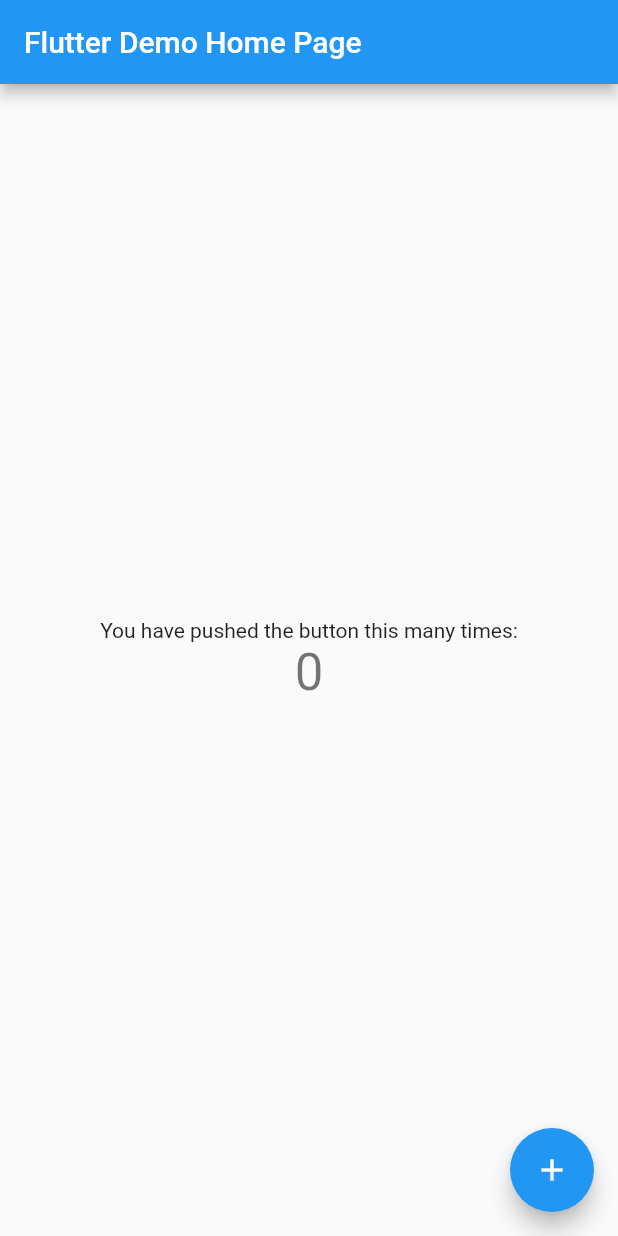
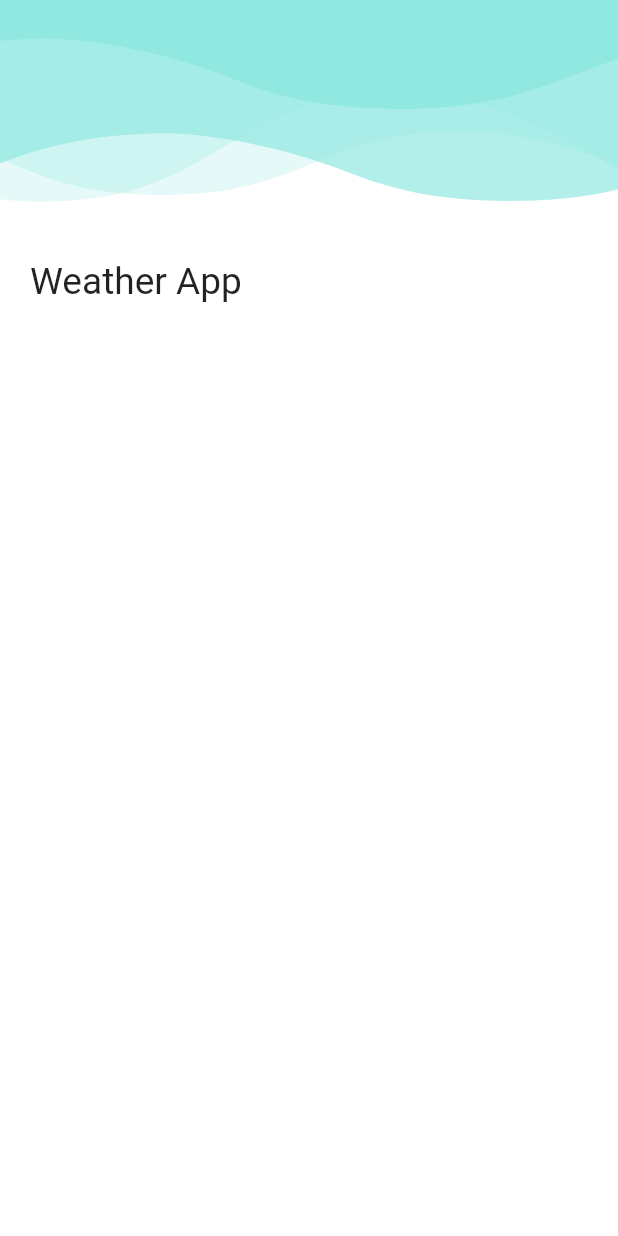
Before and after one commit to joeputra/weather-api, a Flutter app: the screen it shows after launch, on a phone screen of 412 x 824 dp. Run offline on Flutter 3.47's test engine with Material 2 defaults, Android fonts, the phone set to English and light mode, and no system bars; our stand-ins replace get, google_fonts, lottie; Roboto replaces fonts that are missing (Ubuntu).

Commit message:
'animation,hometext'

```diff
--- a/lib/main.dart
+++ b/lib/main.dart
@@ -1,115 +1,8 @@
 import 'package:flutter/material.dart';
+import 'package:get/get.dart';
+import 'views/weather_forecast.dart';
 
-void main() {
-  runApp(const MyApp());
-}
-
-class MyApp extends StatelessWidget {
-  const MyApp({super.key});
-
-  // This widget is the root of your application.
-  @override
-  Widget build(BuildContext context) {
-    return MaterialApp(
-      title: 'Flutter Demo',
-      theme: ThemeData(
-        // This is the theme of your application.
-        //
-        // Try running your application with "flutter run". You'll see the
-        // application has a blue toolbar. Then, without quitting the app, try
-        // changing the primarySwatch below to Colors.green and then invoke
-        // "hot reload" (press "r" in the console where you ran "flutter run",
-        // or simply save your changes to "hot reload" in a Flutter IDE).
-        // Notice that the counter didn't reset back to zero; the application
-        // is not restarted.
-        primarySwatch: Colors.blue,
-      ),
-      home: const MyHomePage(title: 'Flutter Demo Home Page'),
-    );
-  }
-}
-
-class MyHomePage extends StatefulWidget {
-  const MyHomePage({super.key, required this.title});
-
-  // This widget is the home page of your application. It is stateful, meaning
-  // that it has a State object (defined below) that contains fields that affect
-  // how it looks.
-
-  // This class is the configuration for the state. It holds the values (in this
-  // case the title) provided by the parent (in this case the App widget) and
-  // used by the build method of the State. Fields in a Widget subclass are
-  // always marked "final".
-
-  final String title;
-
-  @override
-  State<MyHomePage> createState() => _MyHomePageState();
-}
-
-class _MyHomePageState extends State<MyHomePage> {
-  int _counter = 0;
-
-  void _incrementCounter() {
-    setState(() {
-      // This call to setState tells the Flutter framework that something has
-      // changed in this State, which causes it to rerun the build method below
-      // so that the display can reflect the updated values. If we changed
-      // _counter without calling setState(), then the build method would not be
-      // called again, and so nothing would appear to happen.
-      _counter++;
-    });
-  }
-
-  @override
-  Widget build(BuildContext context) {
-    // This method is rerun every time setState is called, for instance as done
-    // by the _incrementCounter method above.
-    //
-    // The Flutter framework has been optimized to make rerunning build methods
-    // fast, so that you can just rebuild anything that needs updating rather
-    // than having to individually change instances of widgets.
-    return Scaffold(
-      appBar: AppBar(
-        // Here we take the value from the MyHomePage object that was created by
-        // the App.build method, and use it to set our appbar title.
-        title: Text(widget.title),
-      ),
-      body: Center(
-        // Center is a layout widget. It takes a single child and positions it
-        // in the middle of the parent.
-        child: Column(
-          // Column is also a layout widget. It takes a list of children and
-          // arranges them vertically. By default, it sizes itself to fit its
-          // children horizontally, and tries to be as tall as its parent.
-          //
-          // Invoke "debug painting" (press "p" in the console, choose the
-          // "Toggle Debug Paint" action from the Flutter Inspector in Android
-          // Studio, or the "Toggle Debug Paint" command in Visual Studio Code)
-          // to see the wireframe for each widget.
-          //
-          // Column has various properties to control how it sizes itself and
-          // how it positions its children. Here we use mainAxisAlignment to
-          // center the children vertically; the main axis here is the vertical
-          // axis because Columns are vertical (the cross axis would be
-          // horizontal).
-          mainAxisAlignment: MainAxisAlignment.center,
-          children: <Widget>[
-            const Text(
-              'You have pushed the button this many times:',
-            ),
-            Text(
-              '$_counter',
-              style: Theme.of(context).textTheme.headline4,
-            ),
-          ],
-        ),
-      ),
-      floatingActionButton: FloatingActionButton(
-        onPressed: _incrementCounter,
-        tooltip: 'Increment',
-        child: const Icon(Icons.add),
-      ), // This trailing comma makes auto-formatting nicer for build methods.
-    );
-  }
-}
+void main() => runApp(new GetMaterialApp(
+      debugShowCheckedModeBanner: false,
+      home: WeatherForecast(),
+    ));
--- /dev/null
+++ b/lib/views/weather_forecast.dart
@@ -0,0 +1,57 @@
+import 'package:flutter/material.dart';
+import 'package:flutter/cupertino.dart';
+import 'package:get/get.dart';
+import 'package:lottie/lottie.dart';
+
+import '../constants.dart';
+
+class WeatherForecast extends StatefulWidget {
+  const WeatherForecast({super.key});
+
+  @override
+  State<WeatherForecast> createState() => _WeatherForecastState();
+}
+
+class _WeatherForecastState extends State<WeatherForecast> {
+  @override
+  Widget build(BuildContext context) {
+    var size = MediaQuery.of(context).size;
+    var theme = Theme.of(context);
+    return GestureDetector(
+      onTap: () => FocusManager.instance.primaryFocus?.unfocus(),
+      child: Scaffold(
+        backgroundColor: Colors.white,
+        resizeToAvoidBottomInset: false,
+        body: Center(
+          child: Column(
+            crossAxisAlignment: CrossAxisAlignment.start,
+            mainAxisAlignment: size.width > 600
+                ? MainAxisAlignment.center
+                : MainAxisAlignment.start,
+            children: [
+              size.width > 600
+                  ? Container()
+                  : Lottie.asset(
+                      'assets/wave.json',
+                      width: double.infinity,
+                      height: size.height * 0.2,
+                      fit: BoxFit.fill,
+                      animate: true,
+                    ),
+              SizedBox(
+                height: size.height * 0.01,
+              ),
+              Padding(
+                padding: const EdgeInsets.only(left: 20),
+                child: Text(
+                  "Weather App",
+                  style: appSubtitleStyle(size),
+                ),
+              )
+            ],
+          ),
+        ),
+      ),
+    );
+  }
+}
--- a/pubspec.yaml
+++ b/pubspec.yaml
@@ -37,6 +37,7 @@
   cupertino_icons: ^1.0.2
   google_fonts: ^3.0.1
   get: ^4.6.5
+  lottie: ^2.1.0
 
 dev_dependencies:
   flutter_test:
```
Also changed, not shown: lib/constants.dart (added, +23 -0 lines), pubspec.lock, 1 other file.
